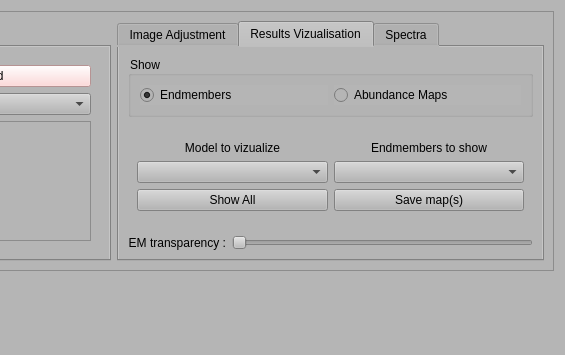
Above: unmixing/unmixing_window.ui from Llanik/Hypertool before the change; both pictures show x 735 to 1300 and y 0 to 355 of the 1300 by 805 pixel window. Below: the same form after it.
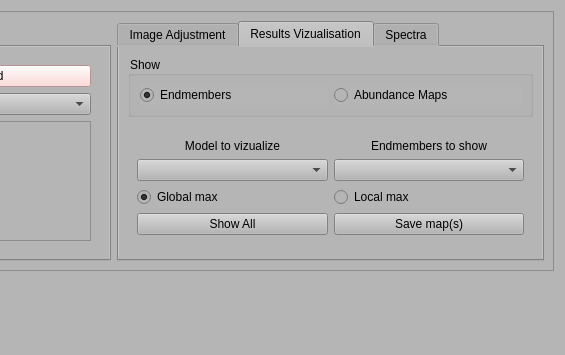
That is the form after the change. The open tabs and pages were chosen to show the change.

Commit message: [unmixing] : - wl cossitancey when adding unmixig job OK - local or global norm for abundace vizualisation - added dialog for erasing part when loading cube - reinit part when loading cube

```diff
--- a/unmixing/unmixing_window.ui
+++ b/unmixing/unmixing_window.ui
@@ -270,7 +270,7 @@
                   <rect>
                    <x>0</x>
                    <y>0</y>
-                   <width>80</width>
+                   <width>59</width>
                    <height>20</height>
                   </rect>
                  </property>
@@ -421,7 +421,7 @@
                   <rect>
                    <x>0</x>
                    <y>0</y>
-                   <width>198</width>
+                   <width>177</width>
                    <height>20</height>
                   </rect>
                  </property>
@@ -1194,12 +1194,31 @@
                   </property>
                  </widget>
                 </item>
+                <item row="2" column="1">
+                 <widget class="QRadioButton" name="radioButton_norm_show_abundance_global">
+                  <property name="text">
+                   <string>Global max</string>
+                  </property>
+                  <property name="checked">
+                   <bool>true</bool>
+                  </property>
+                 </widget>
+                </item>
+                <item row="2" column="3">
+                 <widget class="QRadioButton" name="radioButton_norm_show_abundance_local">
+                  <property name="text">
+                   <string>Local max</string>
+                  </property>
+                 </widget>
+                </item>
                </layout>
               </item>
              </layout>
             </widget>
             <widget class="QWidget" name="page_endmember_viz">
-             <layout class="QHBoxLayout" name="horizontalLayout_10">
+             <layout class="QVBoxLayout" name="verticalLayout_14">
+              <item>
+               <layout class="QHBoxLayout" name="horizontalLayout_12">
               <item>
                <widget class="QLabel" name="label_em_position_size">
                 <property name="maximumSize">
@@ -1245,8 +1264,6 @@
                </widget>
               </item>
              </layout>
-            </widget>
-           </widget>
           </item>
           <item>
            <layout class="QHBoxLayout" name="horizontalLayout_9">
@@ -1292,6 +1309,10 @@
              </widget>
             </item>
            </layout>
+              </item>
+             </layout>
+            </widget>
+           </widget>
           </item>
          </layout>
         </widget>
```
Lines whose indentation alone changed are shown as unchanged. The commit also changes 3 other files.
